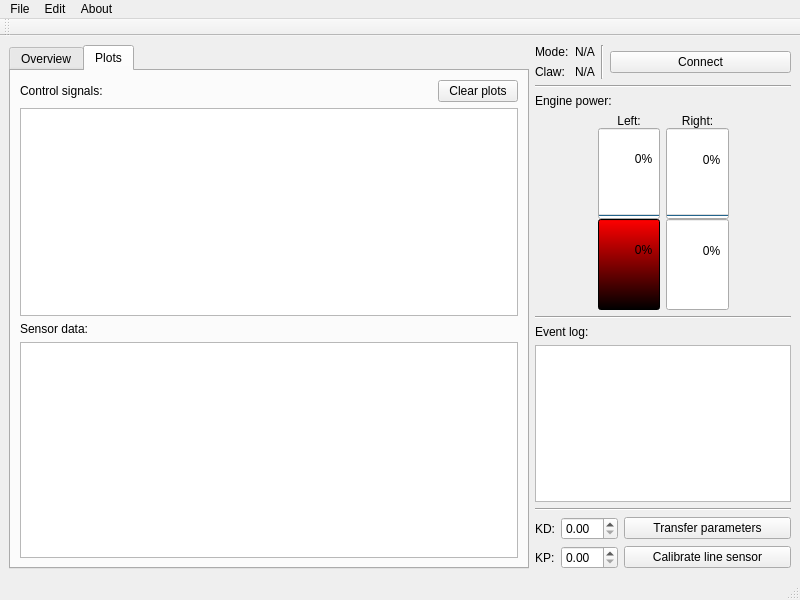
This is mainwindow.ui in Flooten/mazetercontrol as Qt 5 draws it before an edit. The edited form follows.
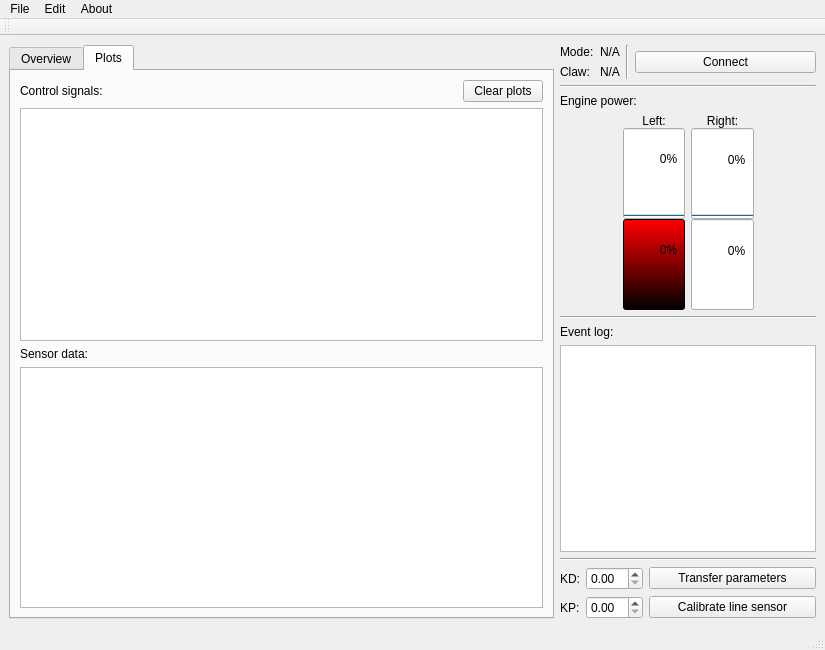
This is the edited form. Icons and pictures are not drawn.

What changed in the file:
```diff
--- a/mainwindow.ui
+++ b/mainwindow.ui
@@ -6,10 +6,22 @@
    <rect>
     <x>0</x>
     <y>0</y>
-    <width>800</width>
-    <height>600</height>
+    <width>825</width>
+    <height>650</height>
    </rect>
   </property>
+  <property name="sizePolicy">
+   <sizepolicy hsizetype="MinimumExpanding" vsizetype="MinimumExpanding">
+    <horstretch>0</horstretch>
+    <verstretch>0</verstretch>
+   </sizepolicy>
+  </property>
+  <property name="minimumSize">
+   <size>
+    <width>825</width>
+    <height>650</height>
+   </size>
+  </property>
   <property name="windowTitle">
    <string>Mazeter Control</string>
   </property>
@@ -553,7 +565,7 @@
     <rect>
      <x>0</x>
      <y>0</y>
-     <width>800</width>
+     <width>825</width>
      <height>22</height>
     </rect>
    </property>
```
